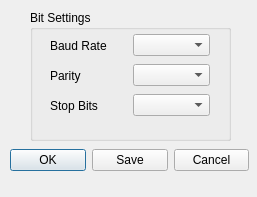
Old version of the form serialsettings.ui in the repository JosiahSnarr/ESEIntercom.
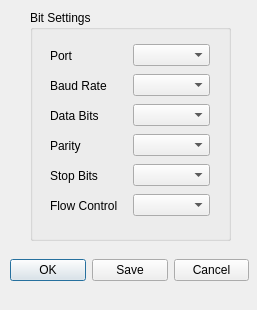
New version of the form. Icons and pictures are not drawn.

Commit message: Implemented serial communication through serialcom class. Added corresponding ui feature to set option and start sessions

```diff
--- a/serialsettings.ui
+++ b/serialsettings.ui
@@ -7,7 +7,7 @@
     <x>0</x>
     <y>0</y>
     <width>257</width>
-    <height>197</height>
+    <height>310</height>
    </rect>
   </property>
   <property name="windowTitle">
@@ -23,7 +23,7 @@
      <x>30</x>
      <y>10</y>
      <width>201</width>
-     <height>131</height>
+     <height>231</height>
     </rect>
    </property>
    <property name="title">
@@ -33,7 +33,7 @@
     <property name="geometry">
      <rect>
       <x>20</x>
-      <y>20</y>
+      <y>60</y>
       <width>160</width>
       <height>31</height>
      </rect>
@@ -55,7 +55,7 @@
     <property name="geometry">
      <rect>
       <x>20</x>
-      <y>50</y>
+      <y>120</y>
       <width>160</width>
       <height>31</height>
      </rect>
@@ -77,7 +77,7 @@
     <property name="geometry">
      <rect>
       <x>20</x>
-      <y>80</y>
+      <y>150</y>
       <width>160</width>
       <height>31</height>
      </rect>
@@ -95,12 +95,78 @@
      </item>
     </layout>
    </widget>
+   <widget class="QWidget" name="horizontalLayoutWidget_5">
+    <property name="geometry">
+     <rect>
+      <x>20</x>
+      <y>90</y>
+      <width>160</width>
+      <height>31</height>
+     </rect>
+    </property>
+    <layout class="QHBoxLayout" name="horizontalLayout_5">
+     <item>
+      <widget class="QLabel" name="lbDataBits">
+       <property name="text">
+        <string>Data Bits</string>
+       </property>
+      </widget>
+     </item>
+     <item>
+      <widget class="QComboBox" name="cmbDataBits"/>
+     </item>
+    </layout>
+   </widget>
+   <widget class="QWidget" name="horizontalLayoutWidget_6">
+    <property name="geometry">
+     <rect>
+      <x>20</x>
+      <y>30</y>
+      <width>160</width>
+      <height>31</height>
+     </rect>
+    </property>
+    <layout class="QHBoxLayout" name="horizontalLayout_6">
+     <item>
+      <widget class="QLabel" name="lbPortName">
+       <property name="text">
+        <string>Port</string>
+       </property>
+      </widget>
+     </item>
+     <item>
+      <widget class="QComboBox" name="cmbPortName"/>
+     </item>
+    </layout>
+   </widget>
+   <widget class="QWidget" name="horizontalLayoutWidget_7">
+    <property name="geometry">
+     <rect>
+      <x>20</x>
+      <y>180</y>
+      <width>160</width>
+      <height>31</height>
+     </rect>
+    </property>
+    <layout class="QHBoxLayout" name="horizontalLayout_7">
+     <item>
+      <widget class="QLabel" name="lbFlowControl">
+       <property name="text">
+        <string>Flow Control</string>
+       </property>
+      </widget>
+     </item>
+     <item>
+      <widget class="QComboBox" name="cmbFlowControl"/>
+     </item>
+    </layout>
+   </widget>
   </widget>
   <widget class="QWidget" name="horizontalLayoutWidget_4">
    <property name="geometry">
     <rect>
      <x>10</x>
-     <y>140</y>
+     <y>250</y>
      <width>239</width>
      <height>41</height>
     </rect>
```
The commit also changes 7 other files.
